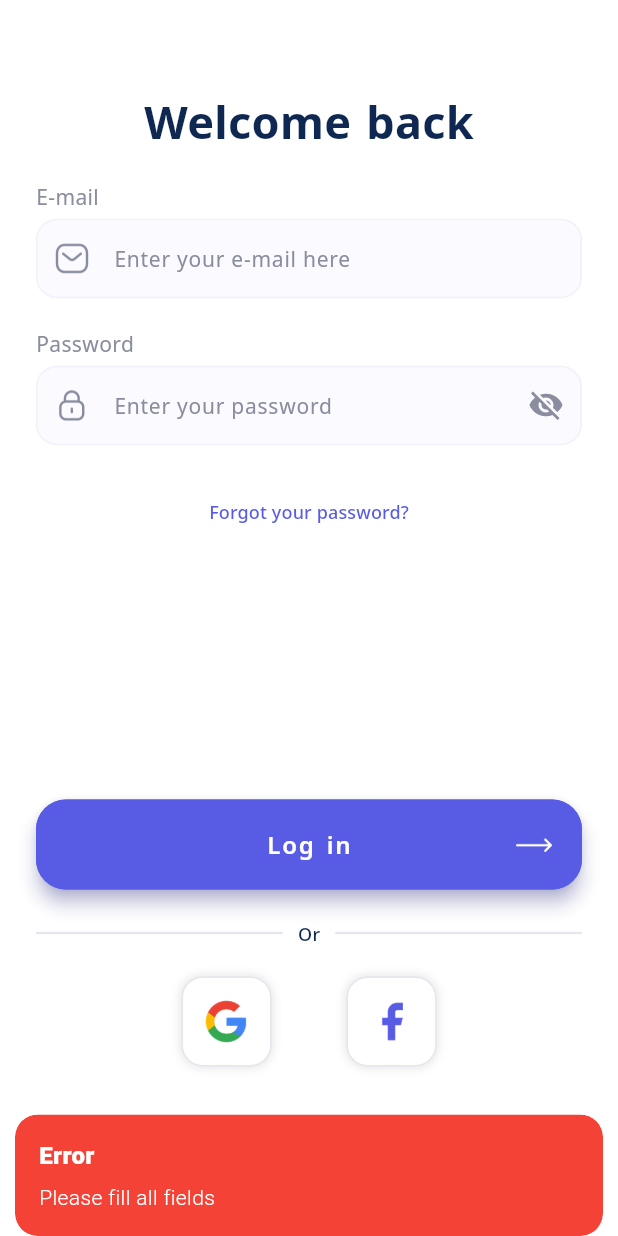
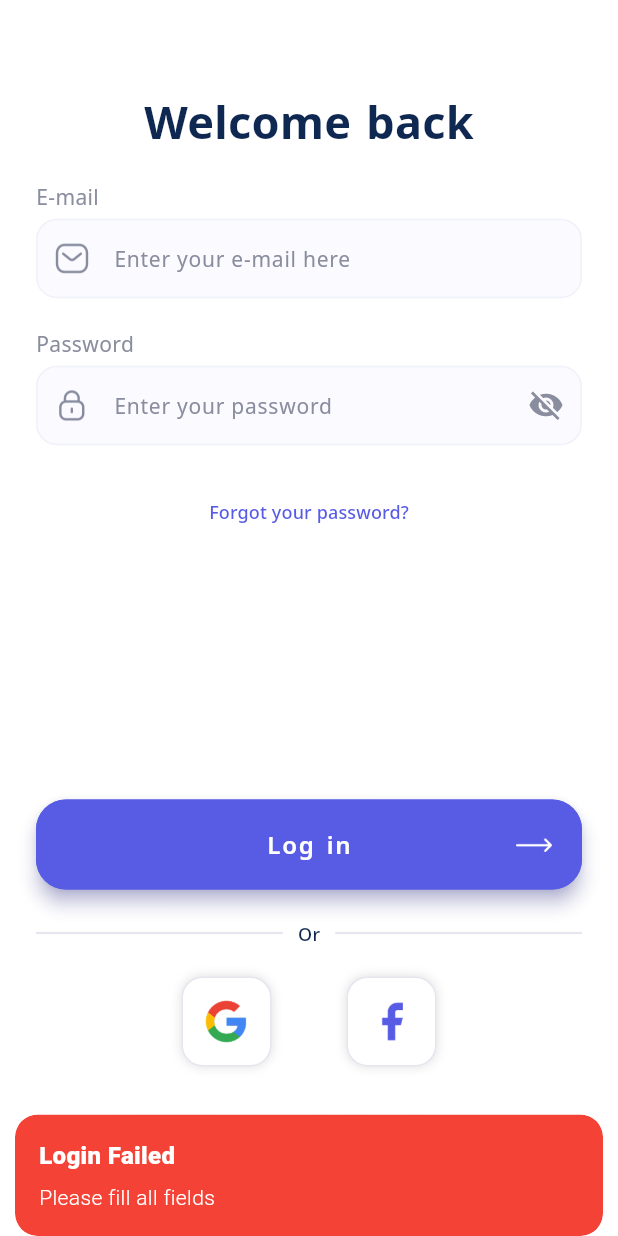
Before and after one commit to YugaJ7/OneLook, a Flutter app: the LoginScreen screen opened by its route, after a tap on "Log in", on a phone screen of 412 x 824 dp. Run offline on Flutter 3.47's test engine with Material 3 defaults, Android fonts, the phone set to English and light mode, and no system bars; our stand-ins replace cloud_firestore, firebase_auth, firebase_core, flutter_svg, get, google_fonts; accounts and stored records are empty.

Commit message:
Refactor login, sign-up, and splash controllers to improve error handling and user feedback; initialize Firebase in main.

```diff
--- a/lib/controllers/login_controller.dart
+++ b/lib/controllers/login_controller.dart
@@ -1,7 +1,10 @@
 import 'package:flutter/material.dart';
 import 'package:get/get.dart';
+import 'package:onelook/repository/auth_repository.dart';
 
 class LoginController extends GetxController {
+  final AuthRepository _authRepo = AuthRepository();
+
   var emailController = TextEditingController();
   var passwordController = TextEditingController();
   var obscureText = true.obs;
@@ -12,40 +15,39 @@ class LoginController extends GetxController {
   }
 
   void login() async {
-    if (emailController.text.isEmpty && passwordController.text.isEmpty) {
-      Get.snackbar(
-        'Error',
-        'Please fill all fields',
-        snackPosition: SnackPosition.BOTTOM,
-        duration: Duration(seconds: 2),
-        backgroundColor: Colors.red,
-        colorText: Colors.white,
-      );
-    } else if (emailController.text.isEmpty) {
-      Get.snackbar(
-        'Error',
-        'Please enter your email',
-        snackPosition: SnackPosition.BOTTOM,
-        duration: Duration(seconds: 2),
-        backgroundColor: Colors.red,
-        colorText: Colors.white,
-      );
-    } else if (passwordController.text.isEmpty) {
-      Get.snackbar(
-        'Error',
-        'Please enter your password',
-        duration: Duration(seconds: 2),
-        snackPosition: SnackPosition.BOTTOM,
-        backgroundColor: Colors.red,
-        colorText: Colors.white,
-      );
-    } else {
+    final email = emailController.text.trim();
+    final password = passwordController.text.trim();
+
+    if (email.isEmpty || password.isEmpty) {
+      _showError('Please fill all fields');
+      return;
+    }
+
+    try {
       isLoading.value = true;
-      // API CALL
-      await Future.delayed(Duration(seconds: 2));
+      final user = await _authRepo.login(email: email, password: password);
       isLoading.value = false;
-      Get.offAllNamed('/navbar');
+
+      if (user != null) {
+        Get.offAllNamed('/navbar');
+      } else {
+        _showError('Login failed. Please try again.');
+      }
+    } catch (e) {
+      isLoading.value = false;
+      _showError(e.toString());
     }
+  }
+
+  void _showError(String message) {
+    Get.snackbar(
+      'Login Failed',
+      message,
+      backgroundColor: Colors.red,
+      colorText: Colors.white,
+      snackPosition: SnackPosition.BOTTOM,
+      duration: Duration(seconds: 3),
+    );
   }
 
   @override
--- a/lib/controllers/splash_controller.dart
+++ b/lib/controllers/splash_controller.dart
@@ -1,15 +1,18 @@
 import 'package:flutter/animation.dart';
 import 'package:get/get.dart';
+import 'package:onelook/repository/auth_repository.dart';
 
 class SplashController extends GetxController with GetTickerProviderStateMixin {
   late AnimationController controller;
   late Animation<Offset> logoAnimation;
   late Animation<double> textOpacity;
   var showText = false.obs;
+  final AuthRepository _authRepo = AuthRepository();
 
   @override
   void onInit() {
     super.onInit();
+
     controller = AnimationController(
       duration: const Duration(seconds: 2),
       vsync: this,
@@ -31,9 +34,15 @@ class SplashController extends GetxController with GetTickerProviderStateMixin {
       curve: Curves.easeIn,
     ));
 
-    Future.delayed(Duration(seconds: 2), () {
+    Future.delayed(Duration(seconds: 2), () async {
       showText.value = true;
       controller.forward();
+
+      await Future.delayed(Duration(seconds: 1)); // give time for animation
+      final user = _authRepo.getCurrentUser();
+      if (user != null) {
+        Get.offAllNamed('/home');
+      }
     });
   }
 
--- a/lib/screens/auth/sign_up.dart
+++ b/lib/screens/auth/sign_up.dart
@@ -203,7 +203,7 @@ class SignUpScreen extends StatelessWidget {
                 ),
               ],
             ),
-            SizedBox(height: 45),
+            //SizedBox(height: 45),
           ],
         ),
       ),
```
Also changed, not shown: lib/controllers/sign_up_controller.dart (+43 -43 lines), lib/main.dart (+8 -2 lines).
